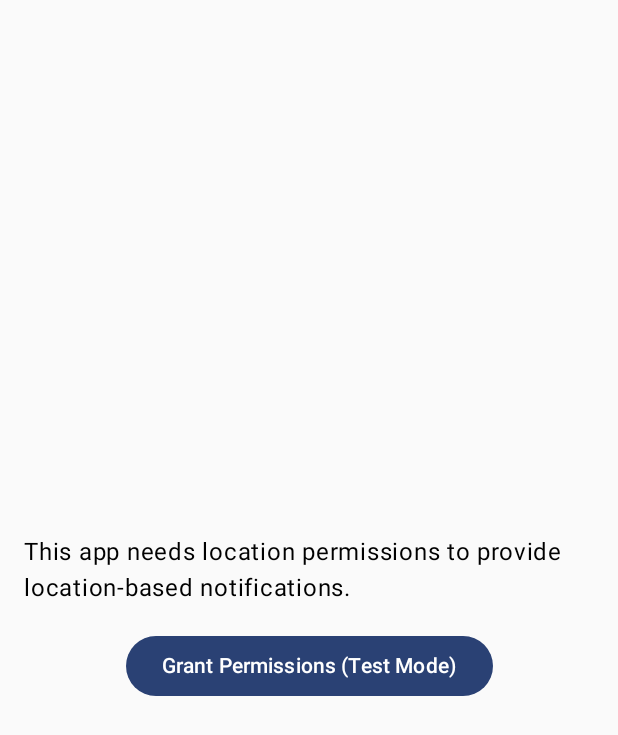
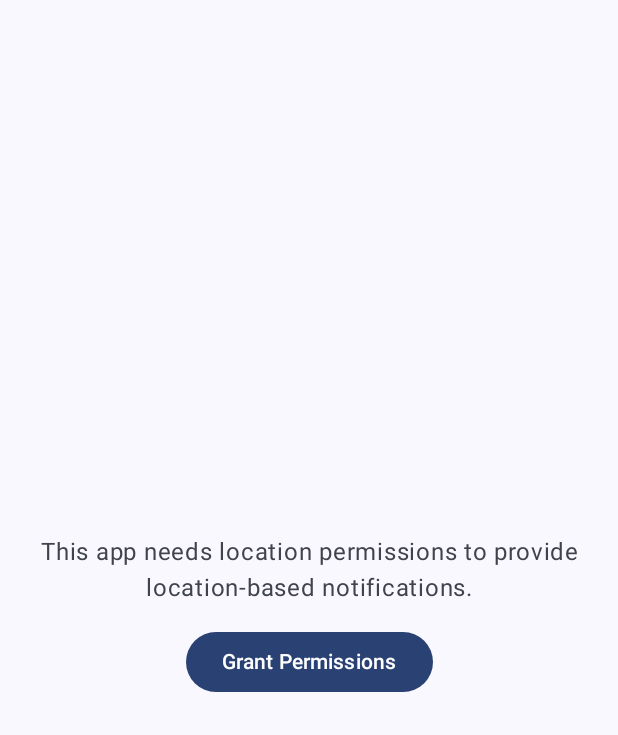
Before and after one commit to amccandless/EchoPing, an Android app built with Jetpack Compose: the screen it shows after launch (MainActivity), on a phone screen of 412 x 824 dp. Shown: the top 735 px of the screen. Run offline under Robolectric (Android 15) with nearby library versions, the phone set to English and light mode, and no system bars.

Commit message:
theme bug fix

```diff
--- a/app/src/main/java/com/booknerd/echopin/LocationPermissionScreen.kt
+++ b/app/src/main/java/com/booknerd/echopin/LocationPermissionScreen.kt
@@ -6,10 +6,15 @@ import androidx.activity.compose.rememberLauncherForActivityResult
 import androidx.activity.result.contract.ActivityResultContracts
 import androidx.compose.foundation.layout.Arrangement
 import androidx.compose.foundation.layout.Column
+import androidx.compose.foundation.layout.Spacer
 import androidx.compose.foundation.layout.fillMaxSize
+import androidx.compose.foundation.layout.height
 import androidx.compose.foundation.layout.padding
 import androidx.compose.material3.Button
+import androidx.compose.material3.MaterialTheme
+import androidx.compose.material3.Scaffold
 import androidx.compose.material3.Text
+
 import androidx.compose.runtime.Composable
 import androidx.compose.runtime.getValue
 import androidx.compose.runtime.mutableStateOf
@@ -18,6 +23,7 @@ import androidx.compose.runtime.setValue
 import androidx.compose.ui.Alignment
 import androidx.compose.ui.Modifier
 import androidx.compose.ui.platform.LocalContext
+import androidx.compose.ui.text.style.TextAlign
 import androidx.compose.ui.unit.dp
 import androidx.core.content.ContextCompat
 
@@ -55,23 +61,28 @@ fun LocationPermissionScreen(
     if (allPermissionsGranted) {
         onPermissionGranted()
     } else {
-        Column(
-            modifier = Modifier.fillMaxSize().padding(16.dp),
-            verticalArrangement = Arrangement.Center,
-            horizontalAlignment = Alignment.CenterHorizontally
-        ) {
-            Text("This app needs location permissions to provide location-based notifications.")
-            Button(
-                // We're calling onPermissionGranted() immediately on click.
-                onClick = {
-                    // Call the launcher to trigger the Android permission dialog (still good practice)
-                    permissionsLauncher.launch(locationPermissions.toTypedArray())
-
-                    allPermissionsGranted = true
-                },
-                modifier = Modifier.padding(top = 16.dp)
+        Scaffold()
+         { innerPadding ->
+            Column(
+                modifier = Modifier
+                    .fillMaxSize()
+                    .padding(innerPadding) // Apply padding from the Scaffold
+                    .padding(16.dp), // Then apply your own padding
+                verticalArrangement = Arrangement.Center,
+                horizontalAlignment = Alignment.CenterHorizontally
             ) {
-                Text("Grant Permissions (Test Mode)")
+                Text(
+                    "This app needs location permissions to provide location-based notifications.",
+                    textAlign = TextAlign.Center,
+                    style = MaterialTheme.typography.bodyLarge,
+                    color = MaterialTheme.colorScheme.onSurfaceVariant
+                )
+                Spacer(modifier = Modifier.height(16.dp))
+                Button(
+                    onClick = { permissionsLauncher.launch(locationPermissions.toTypedArray()) }
+                ) {
+                    Text("Grant Permissions")
+                }
             }
         }
     }
--- a/app/src/main/java/com/booknerd/echopin/MainActivity.kt
+++ b/app/src/main/java/com/booknerd/echopin/MainActivity.kt
@@ -28,11 +28,9 @@ class MainActivity : ComponentActivity() {
             MyApplicationTheme {
                 var isLocationPermissionGranted by remember { mutableStateOf(false) }
 
-                // Define state required at the Activity/Scaffold level
                 val snackbarHostState = remember { SnackbarHostState() }
 
                 if (isLocationPermissionGranted) {
-                    // Call your main content screen here!
                     ReminderScreen(snackbarHostState = snackbarHostState)
                 } else {
                     LocationPermissionScreen(
```
Also changed, not shown: app/src/main/java/com/booknerd/echopin/ui/theme/ReminderScreen.kt (+9 -17 lines).
